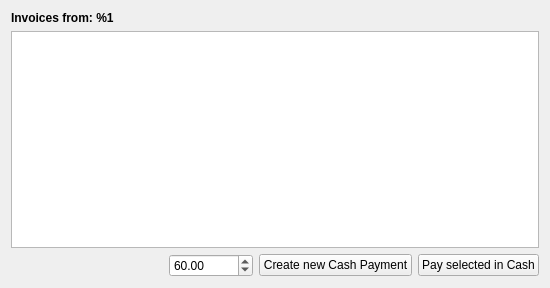
First picture: the form in forms/payment.ui, repository LukyLuke/PiTres, before the edit.
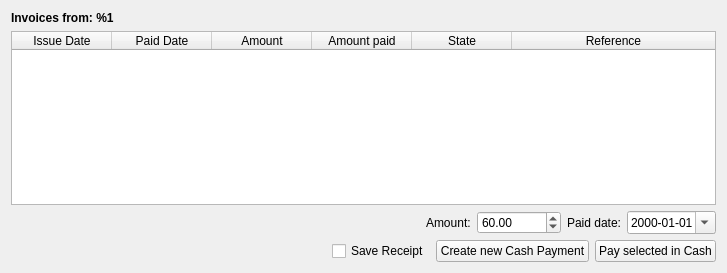
Second picture: the form after the edit. Icons and pictures are not drawn.

Commit message: Added Cash-Payment with ability to pay an existing Invoice or create a new one 'on-the-fly' with/out printing/saveing a PDF-Receipt; Added a Print-Dialog in XmlPdf and BackgroundColor also

What changed in the file:
```diff
--- a/forms/payment.ui
+++ b/forms/payment.ui
@@ -6,8 +6,8 @@
    <rect>
     <x>0</x>
     <y>0</y>
-    <width>550</width>
-    <height>288</height>
+    <width>727</width>
+    <height>273</height>
    </rect>
   </property>
   <property name="windowTitle">
@@ -26,7 +26,7 @@
     </widget>
    </item>
    <item>
-    <widget class="QTableView" name="tableView">
+    <widget class="QTableWidget" name="tableWidget">
      <property name="editTriggers">
       <set>QAbstractItemView::NoEditTriggers</set>
      </property>
@@ -39,12 +39,48 @@
      <property name="selectionBehavior">
       <enum>QAbstractItemView::SelectRows</enum>
      </property>
+     <property name="wordWrap">
+      <bool>false</bool>
+     </property>
+     <attribute name="horizontalHeaderStretchLastSection">
+      <bool>true</bool>
+     </attribute>
+     <column>
+      <property name="text">
+       <string>Issue Date</string>
+      </property>
+     </column>
+     <column>
+      <property name="text">
+       <string>Paid Date</string>
+      </property>
+     </column>
+     <column>
+      <property name="text">
+       <string>Amount</string>
+      </property>
+     </column>
+     <column>
+      <property name="text">
+       <string>Amount paid</string>
+      </property>
+     </column>
+     <column>
+      <property name="text">
+       <string>State</string>
+      </property>
+     </column>
+     <column>
+      <property name="text">
+       <string>Reference</string>
+      </property>
+     </column>
     </widget>
    </item>
    <item>
-    <layout class="QHBoxLayout" name="horizontalLayout">
+    <layout class="QHBoxLayout" name="horizontalLayout_3">
      <item>
-      <spacer name="horizontalSpacer">
+      <spacer name="horizontalSpacer_2">
        <property name="orientation">
         <enum>Qt::Horizontal</enum>
        </property>
@@ -56,6 +92,13 @@
        </property>
       </spacer>
      </item>
+     <item>
+      <widget class="QLabel" name="label_3">
+       <property name="text">
+        <string>Amount:</string>
+       </property>
+      </widget>
+     </item>
      <item>
       <widget class="QDoubleSpinBox" name="amountBox">
        <property name="maximum">
@@ -67,7 +110,48 @@
       </widget>
      </item>
      <item>
-      <widget class="QPushButton" name="pushButton_2">
+      <widget class="QLabel" name="label_2">
+       <property name="text">
+        <string>Paid date:</string>
+       </property>
+      </widget>
+     </item>
+     <item>
+      <widget class="QDateEdit" name="paidDate">
+       <property name="displayFormat">
+        <string>yyyy-MM-dd</string>
+       </property>
+       <property name="calendarPopup">
+        <bool>true</bool>
+       </property>
+      </widget>
+     </item>
+    </layout>
+   </item>
+   <item>
+    <layout class="QHBoxLayout" name="horizontalLayout">
+     <item>
+      <spacer name="horizontalSpacer">
+       <property name="orientation">
+        <enum>Qt::Horizontal</enum>
+       </property>
+       <property name="sizeHint" stdset="0">
+        <size>
+         <width>40</width>
+         <height>20</height>
+        </size>
+       </property>
+      </spacer>
+     </item>
+     <item>
+      <widget class="QCheckBox" name="saveReceipt">
+       <property name="text">
+        <string>Save Receipt</string>
+       </property>
+      </widget>
+     </item>
+     <item>
+      <widget class="QPushButton" name="btnCreatePayment">
        <property name="text">
         <string>Create new Cash Payment</string>
        </property>
```
Left out of the diff: 2 changed lines with no effect on the pictures. The commit also changes 24 other files.
